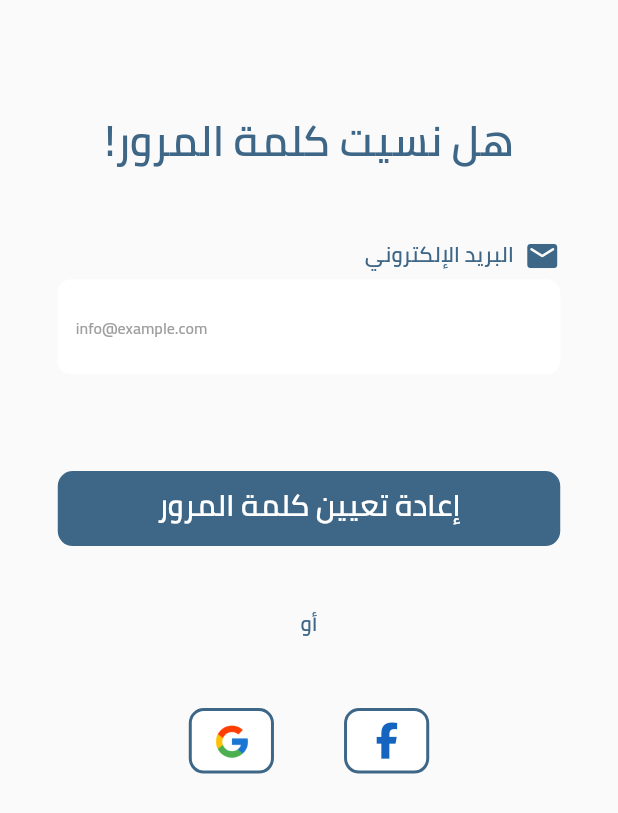
After one commit to ahmedhany20200050/deraya, a Flutter app: the screen it shows after launch, after a tap on "هل نسيت كلمة السر؟", on a phone screen of 412 x 824 dp. The commit adds this screen. Shown: the top 813 px of the screen. Run offline on Flutter 3.47's test engine with Material 2 defaults, Android fonts, the phone set to English and light mode, and no system bars; our stand-ins replace bloc, easy_localization, flutter_bloc, flutter_screenutil, font_awesome_flutter, hive_flutter; accounts and stored records are empty.

Commit message:
finish forget password screen

```diff
--- a/assets/language/ar-EG.json
+++ b/assets/language/ar-EG.json
@@ -1,11 +1,14 @@
 {
-  "login": "تسجيل دخول"
+  "login": "تسجيل دخول",
+  "register": "سجل"
 , "email": "البريد الإلكتروني"
 , "user name": " اسم المستخدم"
 , "password": "كلمة السر"
 , "confirm password": "تأكيد كلمة السر"
 , "rememberMe": "تذكرني؟"
+, "forget password!": "هل نسيت كلمة المرور!"
 , "forget password": "هل نسيت كلمة السر؟"
+, "reset password": "إعادة تعيين كلمة المرور"
 , "welcome back": "مرحباً بعودتك في دِرَايَة"
 , "welcome": "مرحباً بك في دِرَايَة"
 , "or": "أو"
--- a/assets/language/en-US.json
+++ b/assets/language/en-US.json
@@ -1,12 +1,15 @@
 
 {
-  "login": "Login"
+  "login": "Login",
+  "register": "Register"
 ,"email": "Email"
 ,"user name": "User Name"
 ,"password": "Password"
 ,"confirm password": "Confirm password"
 ,"rememberMe": "Remember Me?"
+,"forget password!": "Forgot your password!"
 ,"forget password": "Forgot your password?"
+,"reset password": "Reset your password"
 ,"welcome back": "Welcome back to Derya"
 ,"welcome": "Welcome to Derya"
 ,"or": "Or"
--- /dev/null
+++ b/lib/presentation/screens/login/forget_password_screen.dart
@@ -0,0 +1,68 @@
+import 'package:easy_localization/easy_localization.dart';
+import 'package:flutter/material.dart';
+import 'package:flutter_screenutil/flutter_screenutil.dart';
+
+import '../../../core/constant/colors.dart';
+import '../../components/button_widget.dart';
+import '../../components/text_form_field.dart';
+import '../../components/text_widget.dart';
+import 'login_screen.dart';
+
+class ForgetPasswordScreen extends StatelessWidget {
+  const ForgetPasswordScreen({Key? key}) : super(key: key);
+
+  @override
+  Widget build(BuildContext context) {
+    return Scaffold(
+      body:SingleChildScrollView(
+        child: Padding(
+          padding:  EdgeInsets.symmetric(horizontal: 40.w),
+          child: Column(
+            children: [
+              SizedBox(height: 90.h,),
+              TextWidget(title: 'forget password!'.tr(),fontSize: 31.69.sp,fontWeight:FontWeight.w600,color: ColorsManger.primary,),
+              SizedBox(height: 50.h,),
+              Row(
+                mainAxisAlignment: MainAxisAlignment.start,
+                children: [
+                  const Icon(Icons.email_rounded,color: ColorsManger.primary,),
+                  const SizedBox(width: 7,),
+                  TextWidget(title: 'email'.tr(),fontSize: 16.sp,fontWeight: FontWeight.w400,color: ColorsManger.primary,),
+                ],
+              ),
+              SizedBox(height: 4.h,),
+              TextFormFieldWidget(
+                borderRadius: 1.0,
+                onChanged: (val){},
+                hintText: 'info@example.com',
+                borderColor: ColorsManger.primary.withOpacity(0.6),
+                textalign: TextAlign.end,
+
+              ),
+              SizedBox(height: 72.49.h,),
+              ButtonWidget(
+                radius: 10,
+                title: 'reset password'.tr(),
+                fontSize: 20,
+                fontWeight: FontWeight.w600,
+                onTap: (){},
+
+              ),
+              SizedBox(height: 50.h,),
+              TextWidget(title: 'or'.tr(),fontSize:16.sp,fontWeight:FontWeight.w400,color: ColorsManger.primary,),
+              SizedBox(height: 52.h,),
+              Row(
+                mainAxisAlignment: MainAxisAlignment.center,
+                children: [
+                  const FacebookIcon(),
+                  SizedBox(width: 48.53.w,),
+                  const GoogleIcon(),
+                ],
+              ),
+            ],
+          ),
+        ),
+      )
+    );
+  }
+}
--- a/lib/presentation/screens/login/login_screen.dart
+++ b/lib/presentation/screens/login/login_screen.dart
@@ -4,6 +4,7 @@ import 'package:deraya_application/presentation/components/button_widget.dart';
 import 'package:deraya_application/presentation/components/text_form_field.dart';
 import 'package:deraya_application/presentation/components/text_widget.dart';
 import 'package:deraya_application/presentation/screens/login/cubit/login_cubit.dart';
+import 'package:deraya_application/presentation/screens/login/forget_password_screen.dart';
 import 'package:deraya_application/presentation/screens/login/register.dart';
 import 'package:easy_localization/easy_localization.dart';
 import 'package:flutter/material.dart';
@@ -79,7 +80,12 @@ class LoginScreen extends StatelessWidget {
                         ),
                         TextWidget(title: 'rememberMe'.tr(),fontSize: 13.86.sp,fontWeight: FontWeight.w400,color: ColorsManger.primary,),
                         const Spacer(),
-                        TextWidget(title: 'forget password'.tr(),fontSize: 13.86.sp,fontWeight: FontWeight.w400,color: ColorsManger.primary,),
+                        TextButton(
+                            onPressed: (){
+                              // navigate to forget password screen
+                              Navigator.of(context).push(MaterialPageRoute(builder: (context)=> const ForgetPasswordScreen() , ),);
+                            },
+                            child: TextWidget(title: 'forget password'.tr(),fontSize: 13.86.sp,fontWeight: FontWeight.w400,color: ColorsManger.primary,)),
                       ],
                     ),
                      SizedBox(height: 70.h,),
--- a/lib/presentation/screens/login/register.dart
+++ b/lib/presentation/screens/login/register.dart
@@ -66,7 +66,7 @@ class RegisterScreen extends StatelessWidget {
               SizedBox(height: 30.h,),
               ButtonWidget(
                 radius: 10,
-                title: 'login'.tr(),
+                title: 'register'.tr(),
                 fontSize: 20,
                 fontWeight: FontWeight.w700,
                 onTap: (){},
```
